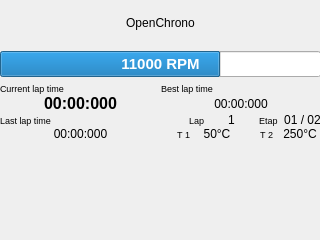
BackupTheBerlios/openphysic-svn, file uc_projets/openchrono/gui_qt/openchrono/ui/mainwin.ui: the form before one commit.
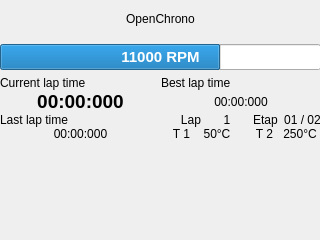
The form after the commit.

The edit to the form file:
```diff
--- a/uc_projets/openchrono/gui_qt/openchrono/ui/mainwin.ui
+++ b/uc_projets/openchrono/gui_qt/openchrono/ui/mainwin.ui
@@ -90,7 +90,7 @@
          <widget class="QLabel" name="lbl2LastTime" >
           <property name="font" >
            <font>
-            <pointsize>7</pointsize>
+            <pointsize>9</pointsize>
            </font>
           </property>
           <property name="text" >
@@ -112,7 +112,7 @@
          <widget class="QLabel" name="lbl2CurrTime" >
           <property name="font" >
            <font>
-            <pointsize>7</pointsize>
+            <pointsize>9</pointsize>
            </font>
           </property>
           <property name="text" >
@@ -124,7 +124,7 @@
          <widget class="QLabel" name="lblCurrLapTime" >
           <property name="font" >
            <font>
-            <pointsize>12</pointsize>
+            <pointsize>14</pointsize>
             <weight>75</weight>
             <bold>true</bold>
            </font>
@@ -141,7 +141,7 @@
          <widget class="QLabel" name="lbl2BestTime" >
           <property name="font" >
            <font>
-            <pointsize>7</pointsize>
+            <pointsize>9</pointsize>
            </font>
           </property>
           <property name="text" >
@@ -171,7 +171,7 @@
            <widget class="QLabel" name="lbl2Lap" >
             <property name="font" >
              <font>
-              <pointsize>7</pointsize>
+              <pointsize>9</pointsize>
              </font>
             </property>
             <property name="text" >
@@ -204,7 +204,7 @@
              <widget class="QLabel" name="lbl2Etap" >
               <property name="font" >
                <font>
-                <pointsize>7</pointsize>
+                <pointsize>9</pointsize>
                </font>
               </property>
               <property name="text" >
@@ -246,7 +246,7 @@
             </property>
             <property name="font" >
              <font>
-              <pointsize>7</pointsize>
+              <pointsize>9</pointsize>
              </font>
             </property>
             <property name="text" >
@@ -293,7 +293,7 @@
             </property>
             <property name="font" >
              <font>
-              <pointsize>7</pointsize>
+              <pointsize>9</pointsize>
              </font>
             </property>
             <property name="text" >
```
